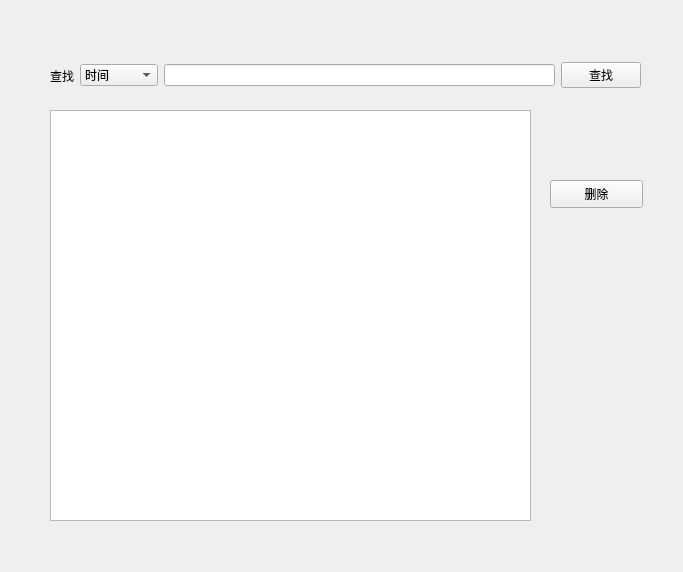
Qt form intercom/history.ui (5VegetableDog5/MyServerDemo) before a commit.
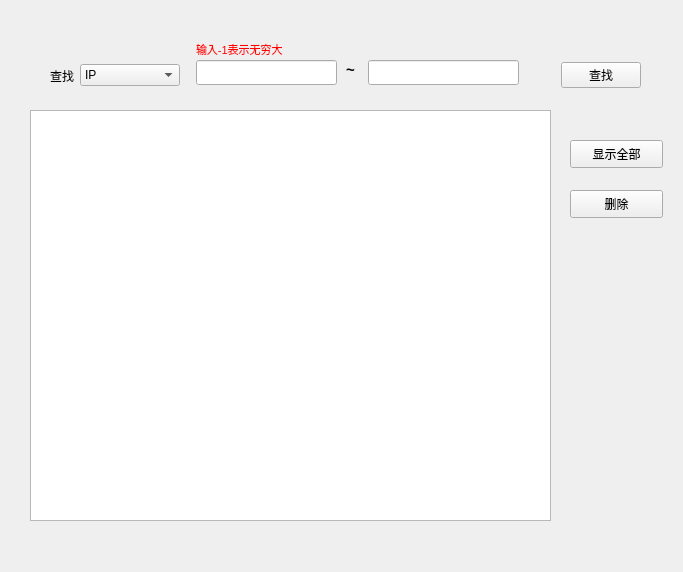
The same form after that commit. The open tabs and pages were chosen to show the change.

The edit to the form file:
```diff
--- a/intercom/history.ui
+++ b/intercom/history.ui
@@ -19,9 +19,9 @@
   <widget class="QTableView" name="tableView_history">
    <property name="geometry">
     <rect>
-     <x>50</x>
+     <x>30</x>
      <y>110</y>
-     <width>481</width>
+     <width>521</width>
      <height>411</height>
     </rect>
    </property>
@@ -45,11 +45,6 @@
     </item>
     <item>
      <widget class="QComboBox" name="comboBox">
-      <item>
-       <property name="text">
-        <string>时间</string>
-       </property>
-      </item>
       <item>
        <property name="text">
         <string>IP</string>
@@ -57,13 +52,117 @@
       </item>
       <item>
        <property name="text">
-        <string>通话时长</string>
+        <string>通话时长（s）</string>
+       </property>
+      </item>
+      <item>
+       <property name="text">
+        <string>时间</string>
        </property>
       </item>
      </widget>
     </item>
     <item>
-     <widget class="QLineEdit" name="lineEdit_search"/>
+     <widget class="QStackedWidget" name="stackedWidget">
+      <property name="currentIndex">
+       <number>2</number>
+      </property>
+      <widget class="QWidget" name="page_1">
+       <widget class="QLineEdit" name="lineEdit_search">
+        <property name="geometry">
+         <rect>
+          <x>0</x>
+          <y>20</y>
+          <width>355</width>
+          <height>25</height>
+         </rect>
+        </property>
+       </widget>
+      </widget>
+      <widget class="QWidget" name="page_2">
+       <widget class="QLineEdit" name="lineEdit_small">
+        <property name="geometry">
+         <rect>
+          <x>10</x>
+          <y>20</y>
+          <width>141</width>
+          <height>25</height>
+         </rect>
+        </property>
+       </widget>
+       <widget class="QLabel" name="label_2">
+        <property name="geometry">
+         <rect>
+          <x>160</x>
+          <y>20</y>
+          <width>16</width>
+          <height>21</height>
+         </rect>
+        </property>
+        <property name="text">
+         <string>&lt;html&gt;&lt;head/&gt;&lt;body&gt;&lt;p&gt;&lt;span style=&quot; font-size:11pt; font-weight:700;&quot;&gt;~&lt;/span&gt;&lt;/p&gt;&lt;/body&gt;&lt;/html&gt;</string>
+        </property>
+       </widget>
+       <widget class="QLineEdit" name="lineEdit_big">
+        <property name="geometry">
+         <rect>
+          <x>182</x>
+          <y>20</y>
+          <width>151</width>
+          <height>25</height>
+         </rect>
+        </property>
+       </widget>
+       <widget class="QLabel" name="label_3">
+        <property name="geometry">
+         <rect>
+          <x>10</x>
+          <y>0</y>
+          <width>141</width>
+          <height>19</height>
+         </rect>
+        </property>
+        <property name="text">
+         <string>&lt;html&gt;&lt;head/&gt;&lt;body&gt;&lt;p&gt;&lt;span style=&quot; font-size:8pt; color:#ff0000;&quot;&gt;输入-1表示无穷大&lt;/span&gt;&lt;/p&gt;&lt;/body&gt;&lt;/html&gt;</string>
+        </property>
+       </widget>
+      </widget>
+      <widget class="QWidget" name="page_3">
+       <widget class="QDateTimeEdit" name="dateTimeEdit_small">
+        <property name="geometry">
+         <rect>
+          <x>10</x>
+          <y>20</y>
+          <width>131</width>
+          <height>25</height>
+         </rect>
+        </property>
+       </widget>
+       <widget class="QLabel" name="label_4">
+        <property name="geometry">
+         <rect>
+          <x>150</x>
+          <y>20</y>
+          <width>16</width>
+          <height>21</height>
+         </rect>
+        </property>
+        <property name="text">
+         <string>&lt;html&gt;&lt;head/&gt;&lt;body&gt;&lt;p&gt;&lt;span style=&quot; font-size:11pt; font-weight:700;&quot;&gt;~&lt;/span&gt;&lt;/p&gt;&lt;/body&gt;&lt;/html&gt;</string>
+        </property>
+       </widget>
+       <widget class="QDateTimeEdit" name="dateTimeEdit_big">
+        <property name="geometry">
+         <rect>
+          <x>170</x>
+          <y>20</y>
+          <width>131</width>
+          <height>25</height>
+         </rect>
+        </property>
+       </widget>
+      </widget>
+     </widget>
     </item>
     <item>
      <widget class="QPushButton" name="pushButton_search">
@@ -77,8 +176,8 @@
   <widget class="QPushButton" name="pushButton_delete">
    <property name="geometry">
     <rect>
-     <x>550</x>
-     <y>180</y>
+     <x>570</x>
+     <y>190</y>
      <width>93</width>
      <height>28</height>
     </rect>
@@ -87,6 +186,19 @@
     <string>删除</string>
    </property>
   </widget>
+  <widget class="QPushButton" name="pushButton_showAll">
+   <property name="geometry">
+    <rect>
+     <x>570</x>
+     <y>140</y>
+     <width>93</width>
+     <height>28</height>
+    </rect>
+   </property>
+   <property name="text">
+    <string>显示全部</string>
+   </property>
+  </widget>
  </widget>
  <resources/>
  <connections/>
```
